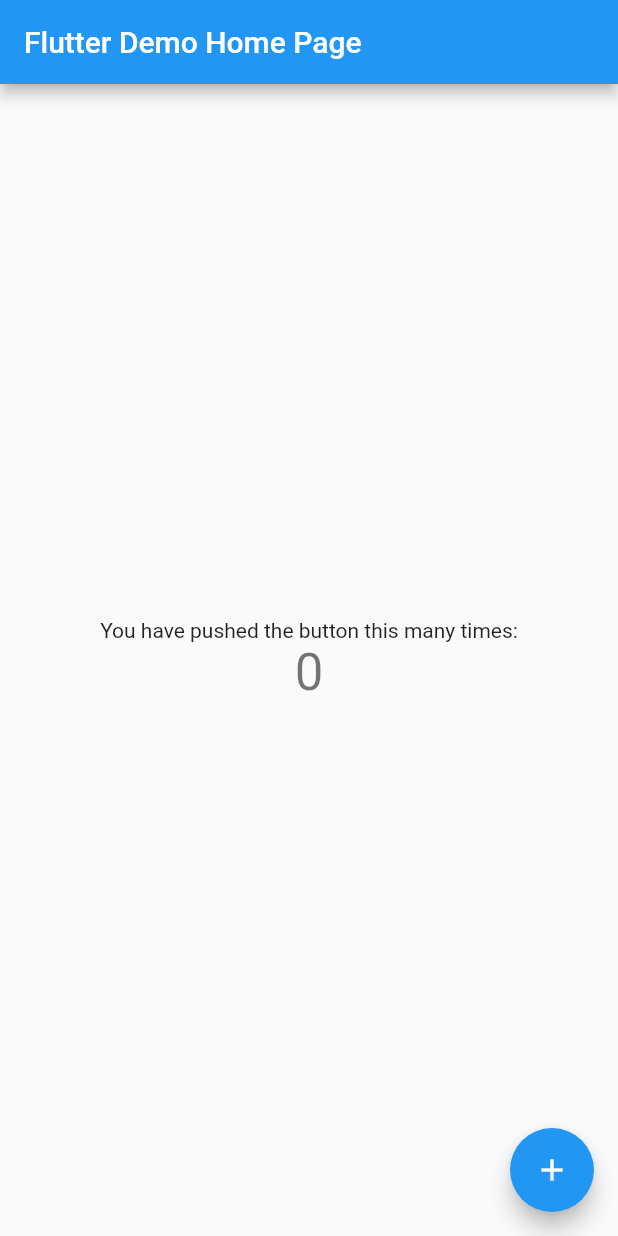
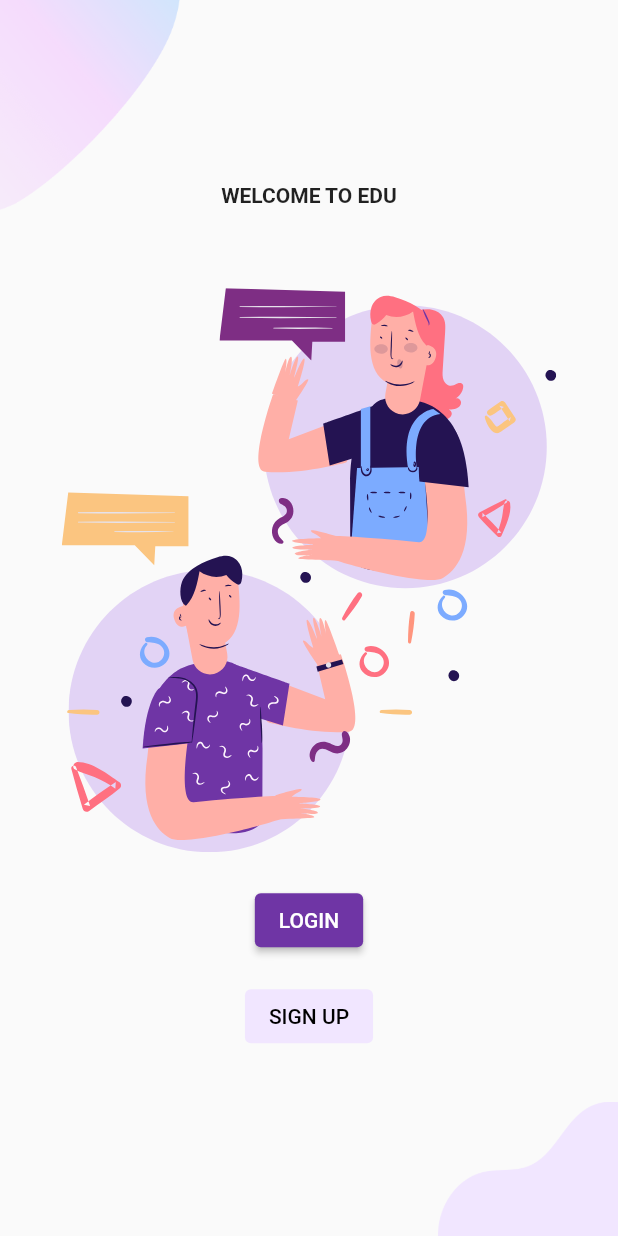
Before and after one commit to suzhenyu/Welcome-Login-Signup-Page-Flutter, a Flutter app: the screen it shows after launch, on a phone screen of 412 x 824 dp. Run offline on Flutter 3.47's test engine with Material 2 defaults, Android fonts, the phone set to English and light mode, and no system bars; our stand-ins replace flutter_svg.

Commit message:
实现了首页，只不过两个按钮的宽度还是有问题

```diff
--- /dev/null
+++ b/flutter_auth/lib/Screens/Welcome/login_and_signup_btn.dart
@@ -0,0 +1,36 @@
+import 'package:flutter/material.dart';
+import 'package:flutter_auth/constants.dart';
+
+class LoginAndSignupBtn extends StatelessWidget {
+  const LoginAndSignupBtn({
+    Key? key,
+  }) : super(key: key);
+
+  @override
+  Widget build(BuildContext context) {
+    return Column(
+      children: [
+        ElevatedButton(
+          onPressed: () {},
+          style: const ButtonStyle(
+            foregroundColor: MaterialStatePropertyAll<Color>(Colors.white),
+            backgroundColor: MaterialStatePropertyAll<Color>(Color(0xFF6F35A5)),
+          ),
+          child: Text(
+            "Login".toUpperCase(),
+          ),
+        ),
+        const SizedBox(height: 16),
+        ElevatedButton(
+          onPressed: () {},
+          style: ElevatedButton.styleFrom(
+              backgroundColor: kPrimaryLightColor, elevation: 0),
+          child: Text(
+            "Sign up".toUpperCase(),
+            style: const TextStyle(color: Colors.black),
+          ),
+        ),
+      ],
+    );
+  }
+}
--- /dev/null
+++ b/flutter_auth/lib/Screens/Welcome/welcome.dart
@@ -0,0 +1,78 @@
+import 'package:flutter/material.dart';
+import 'package:flutter_auth/Screens/Welcome/login_and_signup_btn.dart';
+import 'package:flutter_auth/Screens/Welcome/welcome_image.dart';
+import 'package:flutter_auth/components/background.dart';
+import 'package:flutter_auth/responsive.dart';
+
+class WelcomeScreen extends StatelessWidget {
+  const WelcomeScreen({super.key});
+
+  @override
+  Widget build(BuildContext context) {
+    return const Background(
+      child: SingleChildScrollView(
+        child: SafeArea(
+          child: Responsive(
+            mobile: MobileWelcomeScreen(),
+            desktop: MobileWelcomeScreen(),
+          ),
+        ),
+      ),
+    );
+  }
+}
+
+class DesktopWelcomeScreen extends StatelessWidget {
+  const DesktopWelcomeScreen({
+    Key? key,
+  }) : super(key: key);
+
+  @override
+  Widget build(BuildContext context) {
+    return Row(
+      mainAxisAlignment: MainAxisAlignment.end,
+      children: [
+        const Expanded(
+          child: WelcomeImage(),
+        ),
+        Expanded(
+          child: Row(
+            mainAxisAlignment: MainAxisAlignment.center,
+            children: const [
+              SizedBox(
+                width: 450,
+                child: LoginAndSignupBtn(),
+              ),
+            ],
+          ),
+        ),
+      ],
+    );
+  }
+}
+
+class MobileWelcomeScreen extends StatelessWidget {
+  const MobileWelcomeScreen({
+    Key? key,
+  }) : super(key: key);
+
+  @override
+  Widget build(BuildContext context) {
+    return Column(
+      mainAxisAlignment: MainAxisAlignment.center,
+      children: <Widget>[
+        const WelcomeImage(),
+        Row(
+          children: const [
+            Spacer(),
+            Expanded(
+              flex: 8,
+              child: LoginAndSignupBtn(),
+            ),
+            Spacer(),
+          ],
+        ),
+      ],
+    );
+  }
+}
--- /dev/null
+++ b/flutter_auth/lib/Screens/Welcome/welcome_image.dart
@@ -0,0 +1,32 @@
+import 'package:flutter/material.dart';
+import 'package:flutter_auth/constants.dart';
+import 'package:flutter_svg/svg.dart';
+
+class WelcomeImage extends StatelessWidget {
+  const WelcomeImage({super.key});
+
+  @override
+  Widget build(BuildContext context) {
+    return Column(
+      children: [
+        const Text(
+          "WELCOME TO EDU",
+          style: TextStyle(fontWeight: FontWeight.bold),
+        ),
+        const SizedBox(height: defaultPadding * 2),
+        Row(
+          children: [
+            const Spacer(),
+            Expanded(
+              flex: 8,
+              child: SvgPicture.asset(
+                "assets/icons/chat.svg",
+              ),
+            ),
+            const Spacer(),
+          ],
+        )
+      ],
+    );
+  }
+}
--- /dev/null
+++ b/flutter_auth/lib/components/background.dart
@@ -0,0 +1,46 @@
+import 'package:flutter/material.dart';
+
+class Background extends StatelessWidget {
+  final Widget child;
+  const Background({
+    Key? key,
+    required this.child,
+    this.topImage = "assets/images/main_top.png",
+    this.bottomImage = "assets/images/login_bottom.png",
+  }) : super(key: key);
+
+  final String topImage, bottomImage;
+
+  @override
+  Widget build(BuildContext context) {
+    return Scaffold(
+      resizeToAvoidBottomInset: false,
+      body: Container(
+        width: double.infinity,
+        height: MediaQuery.of(context).size.height,
+        child: Stack(
+          alignment: Alignment.center,
+          children: <Widget>[
+            Positioned(
+              top: 0,
+              left: 0,
+              child: Image.asset(
+                topImage,
+                width: 120,
+              ),
+            ),
+            Positioned(
+              bottom: 0,
+              right: 0,
+              child: Image.asset(
+                bottomImage,
+                width: 120,
+              ),
+            ),
+            SafeArea(child: child),
+          ],
+        ),
+      ),
+    );
+  }
+}
--- /dev/null
+++ b/flutter_auth/lib/constants.dart
@@ -0,0 +1,6 @@
+import 'package:flutter/material.dart';
+
+const kPrimaryColor = Color(0xFF6F35A5);
+const kPrimaryLightColor = Color(0xFFF1E6FF);
+
+const double defaultPadding = 16.0;
--- a/flutter_auth/lib/main.dart
+++ b/flutter_auth/lib/main.dart
@@ -1,4 +1,5 @@
 import 'package:flutter/material.dart';
+import 'package:flutter_auth/Screens/Welcome/welcome.dart';
 
 void main() {
   runApp(const MyApp());
@@ -13,103 +14,9 @@ class MyApp extends StatelessWidget {
     return MaterialApp(
       title: 'Flutter Demo',
       theme: ThemeData(
-        // This is the theme of your application.
-        //
-        // Try running your application with "flutter run". You'll see the
-        // application has a blue toolbar. Then, without quitting the app, try
-        // changing the primarySwatch below to Colors.green and then invoke
-        // "hot reload" (press "r" in the console where you ran "flutter run",
-        // or simply save your changes to "hot reload" in a Flutter IDE).
-        // Notice that the counter didn't reset back to zero; the application
-        // is not restarted.
         primarySwatch: Colors.blue,
       ),
-      home: const MyHomePage(title: 'Flutter Demo Home Page'),
+      home: const WelcomeScreen(),
     );
   }
 }
-
-class MyHomePage extends StatefulWidget {
-  const MyHomePage({super.key, required this.title});
-
-  // This widget is the home page of your application. It is stateful, meaning
-  // that it has a State object (defined below) that contains fields that affect
-  // how it looks.
-
-  // This class is the configuration for the state. It holds the values (in this
-  // case the title) provided by the parent (in this case the App widget) and
-  // used by the build method of the State. Fields in a Widget subclass are
-  // always marked "final".
-
-  final String title;
-
-  @override
-  State<MyHomePage> createState() => _MyHomePageState();
-}
-
-class _MyHomePageState extends State<MyHomePage> {
-  int _counter = 0;
-
-  void _incrementCounter() {
-    setState(() {
-      // This call to setState tells the Flutter framework that something has
-      // changed in this State, which causes it to rerun the build method below
-      // so that the display can reflect the updated values. If we changed
-      // _counter without calling setState(), then the build method would not be
-      // called again, and so nothing would appear to happen.
-      _counter++;
-    });
-  }
-
-  @override
-  Widget build(BuildContext context) {
-    // This method is rerun every time setState is called, for instance as done
-    // by the _incrementCounter method above.
-    //
-    // The Flutter framework has been optimized to make rerunning build methods
-    // fast, so that you can just rebuild anything that needs updating rather
-    // than having to individually change instances of widgets.
-    return Scaffold(
-      appBar: AppBar(
-        // Here we take the value from the MyHomePage object that was created by
-        // the App.build method, and use it to set our appbar title.
-        title: Text(widget.title),
-      ),
-      body: Center(
-        // Center is a layout widget. It takes a single child and positions it
-        // in the middle of the parent.
-        child: Column(
-          // Column is also a layout widget. It takes a list of children and
-          // arranges them vertically. By default, it sizes itself to fit its
-          // children horizontally, and tries to be as tall as its parent.
-          //
-          // Invoke "debug painting" (press "p" in the console, choose the
-          // "Toggle Debug Paint" action from the Flutter Inspector in Android
-          // Studio, or the "Toggle Debug Paint" command in Visual Studio Code)
-          // to see the wireframe for each widget.
-          //
-          // Column has various properties to control how it sizes itself and
-          // how it positions its children. Here we use mainAxisAlignment to
-          // center the children vertically; the main axis here is the vertical
-          // axis because Columns are vertical (the cross axis would be
-          // horizontal).
-          mainAxisAlignment: MainAxisAlignment.center,
-          children: <Widget>[
-            const Text(
-              'You have pushed the button this many times:',
-            ),
-            Text(
-              '$_counter',
-              style: Theme.of(context).textTheme.headline4,
-            ),
-          ],
-        ),
-      ),
-      floatingActionButton: FloatingActionButton(
-        onPressed: _incrementCounter,
-        tooltip: 'Increment',
-        child: const Icon(Icons.add),
-      ), // This trailing comma makes auto-formatting nicer for build methods.
-    );
-  }
-}
--- /dev/null
+++ b/flutter_auth/lib/responsive.dart
@@ -0,0 +1,36 @@
+import 'package:flutter/material.dart';
+
+class Responsive extends StatelessWidget {
+  final Widget mobile;
+  final Widget? tablet;
+  final Widget desktop;
+
+  const Responsive({
+    Key? key,
+    required this.mobile,
+    this.tablet,
+    required this.desktop,
+  }) : super(key: key);
+
+  static bool isMobile(BuildContext context) =>
+      MediaQuery.of(context).size.width < 576;
+
+  static bool isTablet(BuildContext context) =>
+      MediaQuery.of(context).size.width >= 576 &&
+      MediaQuery.of(context).size.width <= 992;
+
+  static bool isDesktop(BuildContext context) =>
+      MediaQuery.of(context).size.width > 992;
+
+  @override
+  Widget build(BuildContext context) {
+    final Size size = MediaQuery.of(context).size;
+    if (size.width > 992) {
+      return desktop;
+    } else if (size.width >= 576 && tablet != null) {
+      return tablet!;
+    } else {
+      return mobile;
+    }
+  }
+}
--- a/flutter_auth/pubspec.yaml
+++ b/flutter_auth/pubspec.yaml
@@ -36,6 +36,7 @@ dependencies:
   # The following adds the Cupertino Icons font to your application.
   # Use with the CupertinoIcons class for iOS style icons.
   cupertino_icons: ^1.0.2
+  flutter_svg: ^1.1.0
 
 dev_dependencies:
   flutter_test:
```
